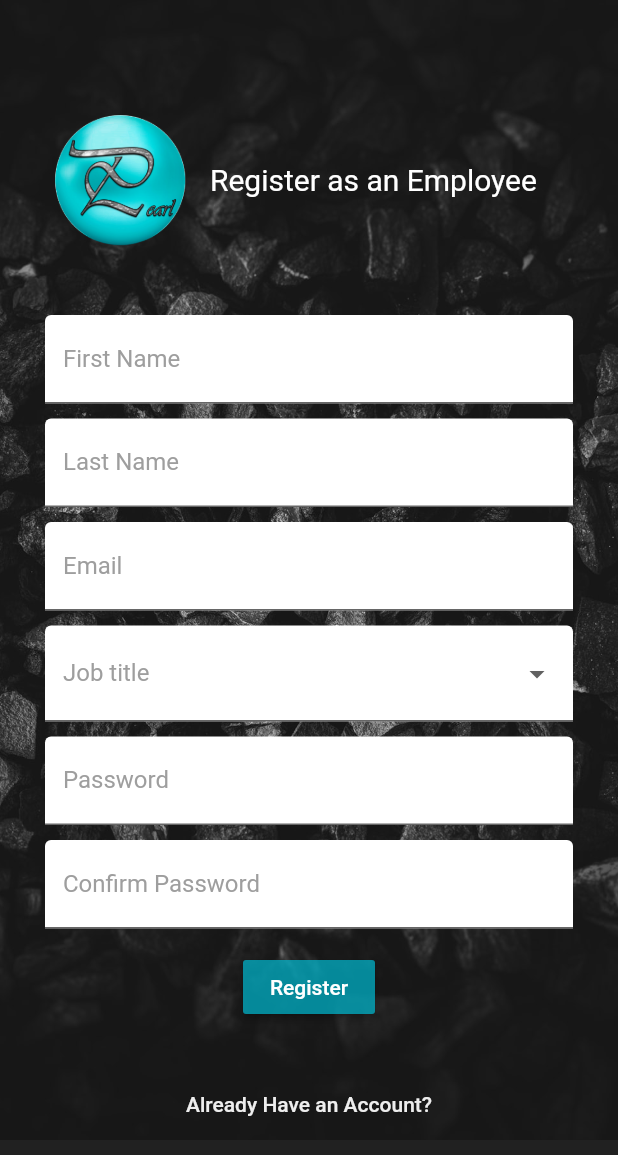
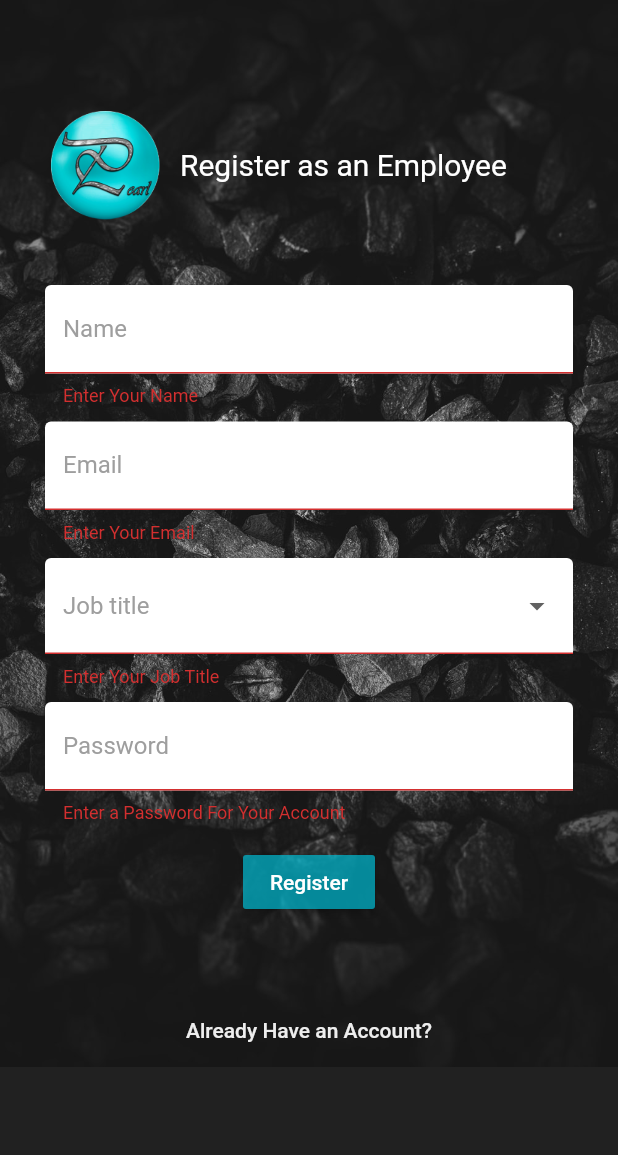
Before and after one commit to Lakith-Rambukkanage/Hotel-MIS-management-module, a Flutter app: the Register screen opened directly, after a tap on "Register", on a phone screen of 412 x 824 dp. Shown: the top 1155 px of the screen. Run offline on Flutter 3.47's test engine with Material 2 defaults, Android fonts, the phone set to English and light mode, and no system bars; our stand-ins replace charts_flutter, firebase_auth, table_calendar; accounts and stored records are empty.

Commit message:
sign in and register set up

```diff
--- a/lib/pages/authenticate/register.dart
+++ b/lib/pages/authenticate/register.dart
@@ -3,14 +3,25 @@ import 'package:flutter_learn/pages/authenticate/signin.dart';
 import 'package:flutter_learn/services/auth.dart';
 
 class Register extends StatefulWidget {
+  final Function toggleView;
+  Register({this.toggleView});
   @override
   _RegisterState createState() => _RegisterState();
 }
 
 class _RegisterState extends State<Register> {
-  //text field state
+  //text field state TODO: change input fields
+  String name = '';
   String email = '';
+  String jobtitle = '';
   String password = '';
+  String confirmpassword = '';
+
+  //error
+  String error = '';
+
+  //form key
+  final _formkey = GlobalKey<FormState>();
 
   @override
   Widget build(BuildContext context) {
@@ -41,8 +52,8 @@ class _RegisterState extends State<Register> {
                           backgroundImage: AssetImage('assets/pearl_logo.png'),
                           //radius: 200.0,
                           backgroundColor: Colors.transparent,
-                          maxRadius: 60.0,
-                          minRadius: 50.0,
+                          maxRadius: 50.0,
+                          minRadius: 40.0,
                         ),
                   ),
               Text('Register as an Employee', style: TextStyle(color: Colors.white,fontSize: 20.0),),
@@ -51,40 +62,27 @@ class _RegisterState extends State<Register> {
               Container(
                 padding: EdgeInsets.all(30.0),
                 child: Form(
+                    key: _formkey,
                     child: Column(
                     children: <Widget>[
                       TextFormField(
+                        validator: (val) =>val.isEmpty? 'Enter Your Name':null,
                         onChanged: (val){
-                          setState( () => email = val );
-                          //print(email);
+                          setState( () => name = val );
                         },
                         decoration: const InputDecoration(
                           border: UnderlineInputBorder(),
                           filled: true,
                           fillColor: Colors.white,
-                          labelText: 'First Name',
+                          labelText: 'Name',
                           labelStyle: TextStyle(color: Colors.grey,),
                         ),
                       ),
                       SizedBox(height: 10.0,),
                       TextFormField(
+                        validator: (val) => val.isEmpty? 'Enter Your Email':null,
                         onChanged: (val){
                           setState( () => email = val );
-                          //print(email);
-                        },
-                        decoration: const InputDecoration(
-                          border: UnderlineInputBorder(),
-                          filled: true,
-                          fillColor: Colors.white,
-                          labelText: 'Last Name',
-                          labelStyle: TextStyle(color: Colors.grey,),
-                        ),
-                      ),
-                      SizedBox(height: 10.0,),
-                      TextFormField(
-                        onChanged: (val){
-                          setState( () => email = val );
-                          //print(email);
                         },
                         decoration: const InputDecoration(
                           border: UnderlineInputBorder(),
@@ -96,6 +94,7 @@ class _RegisterState extends State<Register> {
                       ),
                       SizedBox(height: 10.0,),
                       DropdownButtonFormField(
+                        validator: (val) =>val==null? 'Enter Your Job Title':null,
                         isDense: true,
                         decoration: const InputDecoration(
                           border: UnderlineInputBorder(),
@@ -104,16 +103,21 @@ class _RegisterState extends State<Register> {
                           labelText: 'Job title',
                           labelStyle: TextStyle(color: Colors.grey,),
                         ),
-                        onChanged: (value) {},
-                        items: <String>['Assistant Manager', 'Head Chef', 'Waiter', 'Chef'].map<DropdownMenuItem<String>>((String value) {return DropdownMenuItem<String>(
+                        onChanged: (value) {
+                          print(value);
+                          setState(()=> jobtitle=value );
+                        },
+                        items: <String>['Senior Manager','Assistant Manager', 'Head Chef']
+                            .map<DropdownMenuItem<String>>((String value) {return DropdownMenuItem<String>(
                                   value: value,
                                   child: Text(value),);}).toList(),
                         ),
                       SizedBox(height: 10.0,),
                       TextFormField(
+                        validator: (val) =>val.isEmpty? 'Enter a Password For Your Account':null,
                         onChanged: (val){
-                          setState( () => email = val );
-                          //print(email);
+                          print(val);
+                          setState( () => password = val );
                         },
                         obscureText: true,
                         decoration: const InputDecoration(
@@ -124,42 +128,28 @@ class _RegisterState extends State<Register> {
                           labelStyle: TextStyle(color: Colors.grey,),
                         ),
                       ),
-                      SizedBox(height: 10.0,),
-                      TextFormField(
-                        onChanged: (val){
-                          setState( () => password = val);
-                          //print(password);
-                        },
-                        obscureText: true,
-                        decoration: const InputDecoration(
-                          border: UnderlineInputBorder(),
-                          filled: true,
-                          fillColor: Colors.white,
-                          labelText: 'Confirm Password',
-                          labelStyle: TextStyle(color: Colors.grey,),
-                        ),
-                      ),
                       SizedBox(height: 15.0,),
                       RaisedButton(
                         child: Text('Register', style: TextStyle(color: Colors.white),),
                         color: Colors.cyan.withOpacity(0.7),
                         onPressed: () async {
-                          print ('sign in clicked');
-                          // print(email);
-                          // print(password);
-                          //dynamic result = await _authService.signInAnon();
+                          print ('Register clicked');
+                          if (_formkey.currentState.validate()){
+                            dynamic result = await _authService.registerNewUser(email, password);
+                            if (result==null){
+                              setState(() {error = 'Please Enter Valid Details and Check Connectivity';});
+                            }
+                          }
                         }
                         ),
+                      SizedBox(height: 5.0,),
+                      Text(error,textAlign: TextAlign.center, style: TextStyle(color: Colors.red),),
                     ],
                   ),
                 ),
               ),
               FlatButton(onPressed: () {
-                Navigator.pushAndRemoveUntil(context,new MaterialPageRoute(
-                    builder: (context)=>
-                    new SignIn()
-                    ),(r)=>false,
-                    );
+                widget.toggleView();
               },
               child:Text('Already Have an Account?',
               style: TextStyle(color: Colors.grey[200],),
--- a/lib/pages/wrapper.dart
+++ b/lib/pages/wrapper.dart
@@ -14,7 +14,7 @@ class _WrapperState extends State<Wrapper> {
   Widget build(BuildContext context) {
 
     final user = Provider.of<User>(context);
-    print('printing user from provider');
+    print('printing user from provider ie. listening for changes');
     print(user);
     //return home or authenticate
     //return Home();
--- a/pubspec.yaml
+++ b/pubspec.yaml
@@ -22,8 +22,8 @@ dependencies:
 
   charts_flutter: ^0.9.0
   table_calendar: ^2.2.3
-  firebase_auth: 0.14.0+5
-  cloud_firestore: 0.12.9+4
+  firebase_auth: ^0.14.0+5
+  cloud_firestore: ^0.12.9+4
   provider: ^3.1.0
 
   # The following adds the Cupertino Icons font to your application.
```
Also changed, not shown: lib/custom_widgets/hometile.dart (+9 -6 lines), lib/pages/authenticate/authenticate.dart (+12 -1 lines), lib/pages/authenticate/signin.dart (+22 -10 lines), lib/services/auth.dart (+28 -6 lines), 1 other file.
